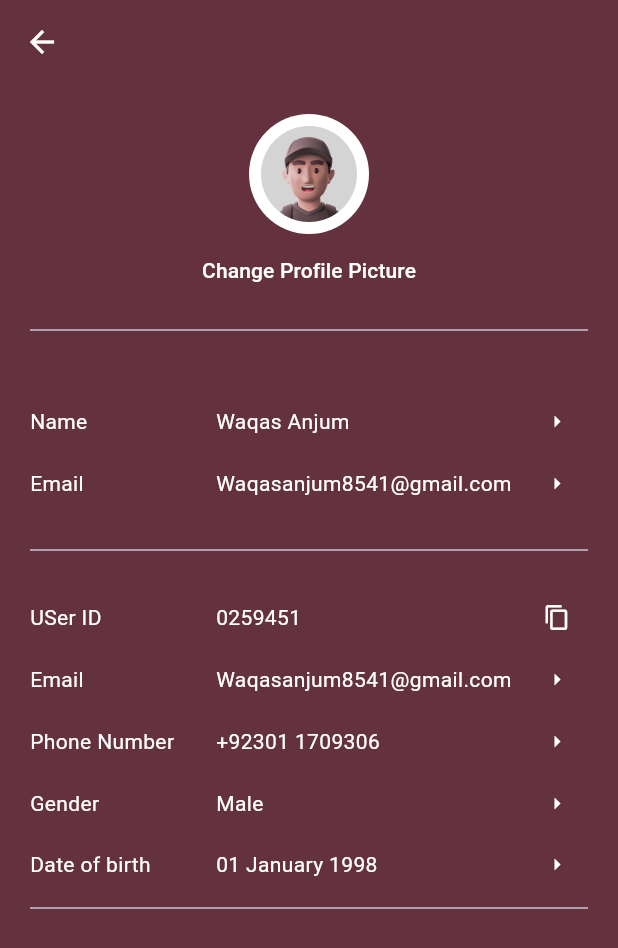
After one commit to waqassanjum/movy---Ticket-Booking-App, a Flutter app: the ProfileScreen screen opened directly, on a phone screen of 412 x 824 dp. The commit adds this screen. Shown: the top 948 px of the screen. Run offline on Flutter 3.47's test engine with Material 3 defaults, Android fonts, the phone set to English and light mode, and no system bars; our stand-ins replace barcode_widget, carousel_slider, connectivity_plus, firebase_core, firebase_storage, get and 4 more; accounts and stored records are empty; Roboto replaces fonts that are missing (Poppins).

Commit message:
Initial commit

```diff
--- a/lib/divider/divider.dart
+++ b/lib/divider/divider.dart
@@ -7,12 +7,12 @@ class TDivider extends StatelessWidget {
   final double horizontalPadding;
 
   const TDivider({
-    Key? key,
+    super.key,
     this.color = Colors.grey,
     this.thickness = 8.0,
     this.height = 130.0,
     this.horizontalPadding = 35.0,
-  }) : super(key: key);
+  });
 
   @override
   Widget build(BuildContext context) {
--- /dev/null
+++ b/lib/home/widgets/profile_menu.dart
@@ -0,0 +1,50 @@
+import 'package:flutter/material.dart';
+import 'package:movie_ticket_booking_app/utils/constants/sizes.dart';
+
+class TProfileMenu extends StatelessWidget {
+  const TProfileMenu({
+    super.key,
+    required this.onPressed,
+    required this.title,
+    required this.value,
+    this.icon = Icons.arrow_right,
+  });
+  final IconData icon;
+  final VoidCallback onPressed;
+  final String title, value;
+
+  @override
+  Widget build(BuildContext context) {
+    return GestureDetector(
+      onTap: onPressed,
+      child: Padding(
+        padding: EdgeInsets.symmetric(vertical: TSizes.spaceBtwItems / 1.5),
+        child: Row(
+          children: [
+            Expanded(
+              flex: 3,
+              child: Text(
+                title,
+                style: TextStyle(color: Colors.white),
+                overflow: TextOverflow.ellipsis,
+              ),
+            ),
+            Expanded(
+                flex: 5,
+                child: Text(
+                  value,
+                  style: TextStyle(color: Colors.white),
+                  overflow: TextOverflow.ellipsis,
+                )),
+            Expanded(
+                child: Icon(
+              icon,
+              size: 18,
+              color: Colors.white,
+            )),
+          ],
+        ),
+      ),
+    );
+  }
+}
--- /dev/null
+++ b/lib/home/widgets/user_details.dart
@@ -0,0 +1,109 @@
+// import 'package:e_commerce/utils/helpers/helper_function.dart';
+import 'package:flutter/material.dart';
+import 'package:movie_ticket_booking_app/circular_image/circular_image.dart';
+import 'package:movie_ticket_booking_app/home/widgets/profile_menu.dart';
+import 'package:movie_ticket_booking_app/section/section_heading.dart';
+import 'package:movie_ticket_booking_app/utils/constants/image_strings.dart';
+import 'package:movie_ticket_booking_app/utils/constants/sizes.dart';
+
+class ProfileScreen extends StatelessWidget {
+  const ProfileScreen({super.key});
+
+  @override
+  Widget build(BuildContext context) {
+    return Scaffold(
+      appBar: AppBar(
+        backgroundColor: Color.fromARGB(255, 100, 50, 63),
+        leading: IconButton(
+          icon: Icon(
+            Icons.arrow_back,
+            color: Colors.white,
+          ),
+          onPressed: () {
+            Navigator.pop(context);
+          },
+        ),
+      ),
+      backgroundColor: Color.fromARGB(255, 100, 50, 63),
+      body: SingleChildScrollView(
+        child: Padding(
+          padding: EdgeInsets.symmetric(horizontal: 20, vertical: 20),
+          child: Column(
+            children: [
+              SizedBox(
+                width: double.infinity,
+                child: Column(
+                  children: [
+                    TCircularImage(
+                      image: TImages.user,
+                      width: 80,
+                      height: 80,
+                    ),
+                    TextButton(
+                        onPressed: () {},
+                        child: Text(
+                          'Change Profile Picture',
+                          style: TextStyle(color: Colors.white),
+                        )),
+                  ],
+                ),
+              ),
+              // Details
+              SizedBox(height: TSizes.spaceBtwItems / 2),
+              Divider(),
+              SizedBox(height: TSizes.spaceBtwItems),
+              TSectionHeading(
+                  title: 'Profile Information', showActionButton: false),
+              SizedBox(
+                height: TSizes.spaceBtwItems,
+              ),
+
+              TProfileMenu(
+                title: 'Name',
+                value: 'Waqas Anjum',
+                onPressed: () {},
+              ),
+
+              TProfileMenu(
+                title: 'Email',
+                value: 'Waqasanjum8541@gmail.com',
+                onPressed: () {},
+              ),
+              SizedBox(height: TSizes.spaceBtwItems),
+              Divider(),
+              SizedBox(height: TSizes.spaceBtwItems),
+              TProfileMenu(
+                title: 'USer ID',
+                icon: Icons.copy,
+                value: '0259451',
+                onPressed: () {},
+              ),
+              TProfileMenu(
+                title: 'Email',
+                value: 'Waqasanjum8541@gmail.com',
+                onPressed: () {},
+              ),
+              TProfileMenu(
+                title: 'Phone Number',
+                value: '+92301 1709306',
+                onPressed: () {},
+              ),
+              TProfileMenu(
+                title: 'Gender',
+                value: 'Male',
+                onPressed: () {},
+              ),
+              TProfileMenu(
+                title: 'Date of birth',
+                value: '01 January 1998',
+                onPressed: () {},
+              ),
+              Divider(),
+              SizedBox(height: TSizes.spaceBtwItems),
+            ],
+          ),
+        ),
+      ),
+    );
+  }
+}
--- a/lib/main.dart
+++ b/lib/main.dart
@@ -3,10 +3,14 @@ import 'package:get/get.dart';
 import 'package:movie_ticket_booking_app/splash_screen/splash_screen.dart';
 
 void main() {
+  // WidgetsFlutterBinding.ensureInitialized();
+  // Firebase.initializeApp(options: DefaultFirebaseOptions.currentPlatform);
   runApp(MyApp());
 }
 
 class MyApp extends StatelessWidget {
+  const MyApp({super.key});
+
   @override
   Widget build(BuildContext context) {
     return GetMaterialApp(
--- a/lib/product_card/product_cart_vertical.dart
+++ b/lib/product_card/product_cart_vertical.dart
@@ -55,7 +55,7 @@ class TProductCardVertical extends StatelessWidget {
               child: Row(
                 mainAxisAlignment: MainAxisAlignment.center,
                 children: List.generate(
-                  5,
+                  4,
                   (index) =>
                       const Icon(Icons.star, color: Colors.yellow, size: 12),
                 ),
--- a/lib/promo_slider/slider.dart
+++ b/lib/promo_slider/slider.dart
@@ -20,7 +20,7 @@ class TPromoSlider extends StatelessWidget {
       children: [
         Stack(
           children: [
-            Container(
+            SizedBox(
               height: 200, // Fixed height for the slider container
               child: CarouselSlider(
                 options: CarouselOptions(
--- a/lib/section/section_heading.dart
+++ b/lib/section/section_heading.dart
@@ -6,6 +6,7 @@ class TSectionHeading extends StatelessWidget {
     this.textColor,
     this.showActionButton = true,
     this.onPressed,
+    required String title,
   });
 
   final Color? textColor;
--- a/lib/splash_screen/splash_screen.dart
+++ b/lib/splash_screen/splash_screen.dart
@@ -4,7 +4,10 @@ import 'package:get/get.dart';
 import 'package:movie_ticket_booking_app/home/home_screen.dart';
 
 class SplashScreen extends StatefulWidget {
+  const SplashScreen({super.key});
+
   @override
+  // ignore: library_private_types_in_public_api
   _SplashScreenState createState() => _SplashScreenState();
 }
 
--- a/lib/ticket/widget/final_ticket.dart
+++ b/lib/ticket/widget/final_ticket.dart
@@ -16,6 +16,7 @@ class FinalTicket extends StatelessWidget {
 
   @override
   Widget build(BuildContext context) {
+    final size = MediaQuery.of(context).size;
     return Stack(
       children: [
         // Custom AppBar
@@ -61,7 +62,7 @@ class FinalTicket extends StatelessWidget {
                   ),
                   child: Image.asset(
                     TImages.onBoardingImage13,
-                    height: 200,
+                    height: size.height * 0.2,
                     width: double.infinity,
                     fit: BoxFit.cover,
                   ),
@@ -117,7 +118,6 @@ class FinalTicket extends StatelessWidget {
                       ),
                       const SizedBox(height: 20),
 
-                      // Row with Vertical Dividers for Date, Hours, and Seat
                       Row(
                         mainAxisAlignment: MainAxisAlignment.spaceBetween,
                         children: [
--- a/pubspec.yaml
+++ b/pubspec.yaml
@@ -14,7 +14,7 @@ dependencies:
   iconsax: ^0.0.8
   get_it: ^8.0.3
   http: ^1.2.2
-  intl: ^0.20.1
+  intl: ^0.20.2
   logger: ^2.5.0
   url_launcher: ^6.3.1
   get_storage: ^2.1.1
@@ -32,10 +32,13 @@ dependencies:
   cupertino_icons: ^1.0.8
   font_awesome_flutter: ^10.8.0
   barcode_widget: ^2.0.4
+  cloud_firestore: ^5.6.2
+
 
 dev_dependencies:
   flutter_test:
     sdk: flutter
+  flutter_lints: ^5.0.0
 
 flutter:
   uses-material-design: true
```
Also changed, not shown: lib/booking_screen/booking.dart (+6 -1 lines), lib/home/home_screen.dart (+26 -8 lines), lib/order_summary/order_summary.dart (+7 -7 lines), lib/payment_method/payment.dart (+7 -7 lines), lib/ticket/ticket.dart (+17 -5 lines), firebase.json (added), lib/firebase_options.dart (added), pubspec.lock, 3 other files.
